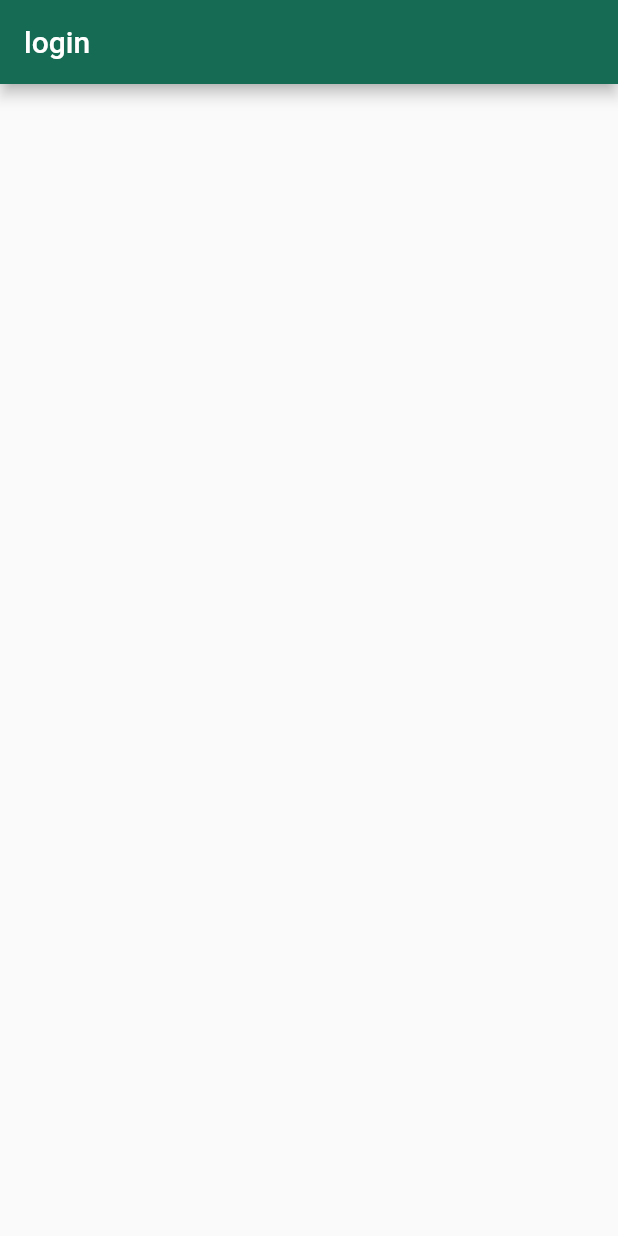
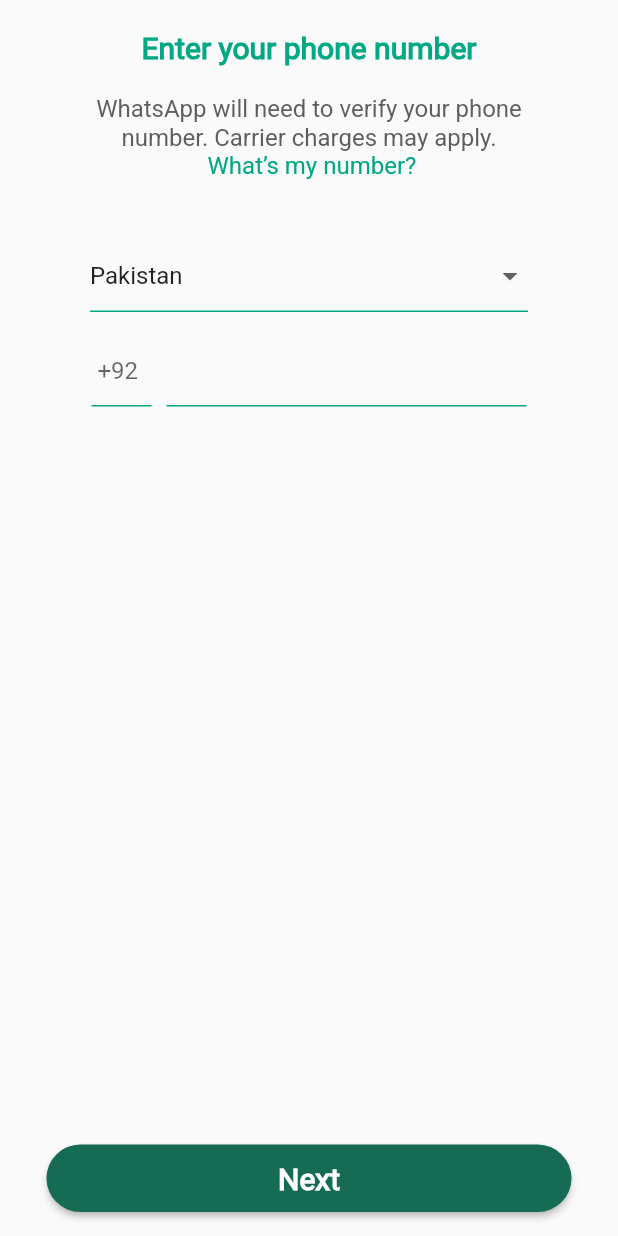
Before and after one commit to NabeelTiwana/WhatsApp-Ui, a Flutter app: the screen it shows after launch, after a tap on "Agree and continue", on a phone screen of 412 x 824 dp. Run offline on Flutter 3.47's test engine with Material 3 defaults, Android fonts, the phone set to English and light mode, and no system bars.

Commit message:
Login screen

```diff
--- a/lib/main.dart
+++ b/lib/main.dart
@@ -17,6 +17,7 @@
       theme: ThemeData(
         colorScheme: ColorScheme.fromSeed(seedColor: const Color(0XFF00A884)),
         useMaterial3: false,
+        fontFamily: "Regular"
       ),
       home:SplashScreen(),
     );
--- a/lib/screens/login/loginscreen.dart
+++ b/lib/screens/login/loginscreen.dart
@@ -1,12 +1,175 @@
 import 'package:flutter/material.dart';
+import 'package:whatsapp_clone/widgets/uihelper.dart';
 
-class LoginScreen extends StatelessWidget{
+class LoginScreen extends StatefulWidget {
   @override
-  Widget build(BuildContext context){
+  State<LoginScreen> createState() => _LoginScreenState();
+}
+
+class _LoginScreenState extends State<LoginScreen> {
+  TextEditingController phoneController=TextEditingController();
+  String selectedcountry = "Pakistan";
+
+  List<String> countries = [
+    "Pakistan",
+    "India",
+    "United States",
+    "United Kingdom",
+    "Canada",
+    "Australia",
+    "Germany",
+    "France",
+    "Italy",
+    "Spain",
+    "China",
+    "Japan",
+    "South Korea",
+    "Russia",
+    "Brazil",
+    "Mexico",
+    "South Africa",
+    "Argentina",
+    "New Zealand",
+    "Turkey",
+    "Saudi Arabia",
+    "United Arab Emirates",
+    "Iran",
+    "Indonesia",
+    "Malaysia",
+    "Thailand",
+    "Vietnam",
+    "Philippines",
+    "Bangladesh",
+    "Sri Lanka",
+    "Egypt",
+    "Nigeria",
+    "Kenya",
+    "Ghana",
+    "Ethiopia",
+    "Greece",
+    "Netherlands",
+    "Sweden",
+    "Norway",
+    "Denmark",
+    "Finland",
+    "Switzerland",
+    "Belgium",
+    "Portugal",
+    "Poland",
+    "Ukraine",
+    "Czech Republic",
+    "Hungary",
+    "Austria",
+    "Singapore",
+  ];
+
+  @override
+  Widget build(BuildContext context) {
     return Scaffold(
-      appBar: AppBar(
-        title: Text('login'),
+      body: SafeArea(
+        child: Column(
+          children: [
+            SizedBox(height: 20),
+            Center(
+              child: UiHelper.customText(
+                text: "Enter your phone number",
+                height: 20,
+                color: Color(0XFF00A884),
+                fontweight: FontWeight.bold,
+              ),
+            ),
+            SizedBox(height: 20),
+            UiHelper.customText(
+              text: 'WhatsApp will need to verify your phone',
+              height: 16,
+            ),
+            UiHelper.customText(
+              text: 'number. Carrier charges may apply.',
+              height: 16,
+            ),
+            UiHelper.customText(
+              text: ' What’s my number?',
+              height: 16,
+              color: Color(0XFF00A884),
+            ),
+            SizedBox(height: 40),
+            Padding(
+              padding: const EdgeInsets.symmetric(horizontal: 60),
+              child: DropdownButtonFormField(
+                items:
+                    countries.map((String country) {
+                      return DropdownMenuItem(
+                        value: country,
+                        child: Text(country.toString()),
+                      );
+                    }).toList(),
+                onChanged: (value) {
+                  setState(() {
+                    selectedcountry = value!;
+                  });
+                },
+                value: selectedcountry,
+                decoration: InputDecoration(
+                  enabledBorder: UnderlineInputBorder(
+                    borderSide: BorderSide(color: Color(0XFF00A884)),
+                  ),
+                  focusedBorder: UnderlineInputBorder(
+                    borderSide: BorderSide(color: Color(0XFF00A884)),
+                  ),
+                ),
+              ),
+            ),
+            SizedBox(height: 10),
+            Row(
+              mainAxisAlignment: MainAxisAlignment.center,
+              children: [
+                SizedBox(
+                  width: 40,
+                  child: Padding(
+                    padding: const EdgeInsets.only(top: 5),
+                    child: TextField(
+                      keyboardType: TextInputType.number,
+                      decoration: InputDecoration(
+                        hintText: " +92",
+                        border: UnderlineInputBorder(
+                          borderSide: BorderSide(color: Color(0XFF00A884)),
+                        ),
+                        focusedBorder: UnderlineInputBorder(
+                          borderSide: BorderSide(color: Color(0XFF00A884)),
+                        ),
+                        enabledBorder: UnderlineInputBorder(
+                          borderSide: BorderSide(color: Color(0XFF00A884)),
+                        ),
+                      ),
+                    ),
+                  ),
+                ),
+                SizedBox(width: 10,),
+                SizedBox(
+                  width: 240,
+                  child: Padding(
+                    padding: const EdgeInsets.only(top: 5.0),
+                    child: TextField(
+                      keyboardType: TextInputType.number,
+                    controller: phoneController,
+                      decoration: InputDecoration(
+                        enabledBorder: UnderlineInputBorder(
+                          borderSide: BorderSide(color: Color(0XFF00A884)),
+                        ),
+                        focusedBorder: UnderlineInputBorder(
+                          borderSide: BorderSide(color: Color(0XFF00A884)),
+                        ),
+                      ),
+                    ),
+                  ),
+                ),
+              ],
+            ),
+          ],
+        ),
       ),
+      floatingActionButton: UiHelper.customButton(onPress: (){}, buttonname: "Next"),
+      floatingActionButtonLocation: FloatingActionButtonLocation.centerFloat,
     );
   }
 }
--- a/lib/widgets/uihelper.dart
+++ b/lib/widgets/uihelper.dart
@@ -19,7 +19,11 @@
         ),
         child: Text(
           buttonname,
-          style: TextStyle(fontSize: 14, color: Colors.white),
+          style: TextStyle(
+            fontSize: 20,
+            color: Colors.white,
+            fontWeight: FontWeight.bold,
+          ),
         ),
       ),
     );
```
